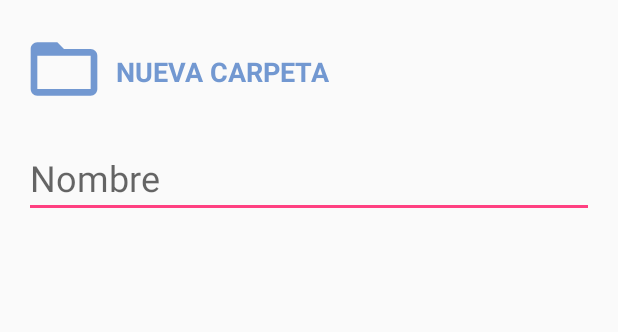
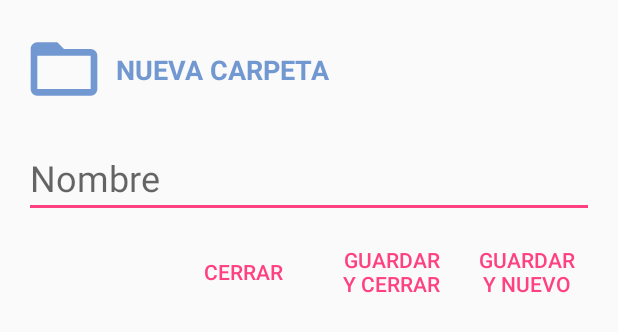
Before and after one commit to cesarpazguzman/auto_learning_words_apk, an Android app: the layout dialog_folder.xml on its own in the app's theme, with its tools: preview values and no code run, on a phone screen of 412 x 824 dp. Shown: the top 332 px of the screen. Run offline under Robolectric (Android 15) with nearby library versions, the phone set to English and light mode, and no system bars.

Commit message:
Mejora código

```diff
--- a/src/main/res/layout/dialog_folder.xml
+++ b/src/main/res/layout/dialog_folder.xml
@@ -3,16 +3,14 @@
     xmlns:app="http://schemas.android.com/apk/res-auto"
     xmlns:tools="http://schemas.android.com/tools"
     android:layout_width="match_parent"
-    android:layout_height="wrap_content">
+    android:layout_height="match_parent">
 
     <ImageView
         android:id="@+id/icon_item_dialog"
         android:layout_width="53dp"
         android:layout_height="60dp"
-        android:layout_marginBottom="16dp"
         android:layout_marginStart="16dp"
         android:layout_marginTop="16dp"
-        app:layout_constraintBottom_toTopOf="@+id/et_item_original"
         app:layout_constraintStart_toStartOf="parent"
         app:layout_constraintTop_toTopOf="parent"
         app:srcCompat="@drawable/ic_folder_open_custom_24dp" />
@@ -21,28 +19,66 @@
         android:id="@+id/textView"
         android:layout_width="wrap_content"
         android:layout_height="wrap_content"
-        android:layout_marginBottom="16dp"
+        android:layout_marginBottom="8dp"
         android:layout_marginStart="8dp"
+        android:layout_marginTop="8dp"
         android:text="NUEVA CARPETA"
         android:textAlignment="center"
         android:textColor="@color/toolbar_text_color"
         android:textSize="18sp"
         android:textStyle="bold"
-        app:layout_constraintBottom_toBottomOf="@+id/icon_item_dialog"
-        app:layout_constraintStart_toEndOf="@+id/icon_item_dialog" />
+        app:layout_constraintBottom_toTopOf="@+id/et_folder_name"
+        app:layout_constraintStart_toEndOf="@+id/icon_item_dialog"
+        app:layout_constraintTop_toTopOf="parent" />
 
     <EditText
-        android:id="@+id/et_item_original"
+        android:id="@+id/et_folder_name"
         android:layout_width="match_parent"
         android:layout_height="wrap_content"
-        android:layout_marginBottom="16dp"
         android:layout_marginEnd="16dp"
         android:layout_marginStart="16dp"
+        android:layout_marginTop="16dp"
         android:hint="Nombre"
+        android:inputType="textCapSentences|textMultiLine"
+        android:maxLines="1"
         android:textSize="24sp"
-        android:maxLines="1"
-        android:inputType="textCapSentences|textMultiLine"
+        app:layout_constraintEnd_toEndOf="parent"
+        app:layout_constraintHorizontal_bias="0.0"
+        app:layout_constraintStart_toStartOf="parent"
+        app:layout_constraintTop_toBottomOf="@+id/icon_item_dialog" />
+
+    <Button
+        android:id="@+id/bt_save_new"
+        android:layout_width="90dp"
+        android:layout_height="wrap_content"
+        android:layout_marginBottom="8dp"
+        android:layout_marginEnd="16dp"
+        android:layout_marginTop="8dp"
+        android:text="@string/button2_dialog_new"
+        android:theme="@style/PrimaryFlatButton"
         app:layout_constraintBottom_toBottomOf="parent"
         app:layout_constraintEnd_toEndOf="parent"
-        app:layout_constraintStart_toStartOf="parent" />
+        app:layout_constraintTop_toBottomOf="@+id/et_folder_name"
+        app:layout_constraintVertical_bias="0.0" />
+
+    <Button
+        android:id="@+id/bt_save_close"
+        android:layout_width="90dp"
+        android:layout_height="wrap_content"
+        android:text="@string/button1_dialog_new"
+        android:theme="@style/PrimaryFlatButton"
+        app:layout_constraintBaseline_toBaselineOf="@+id/bt_save_new"
+        app:layout_constraintEnd_toStartOf="@+id/bt_save_new" />
+
+    <Button
+        android:id="@+id/bt_close_item"
+        android:layout_width="80dp"
+        android:layout_height="51dp"
+        android:layout_marginBottom="8dp"
+        android:layout_marginEnd="12dp"
+        android:gravity="bottom"
+        android:text="CERRAR"
+        android:theme="@style/PrimaryFlatButton"
+        app:layout_constraintBottom_toBottomOf="@+id/bt_save_close"
+        app:layout_constraintEnd_toStartOf="@+id/bt_save_close" />
 </android.support.constraint.ConstraintLayout>
--- a/src/main/res/layout/dialog_item.xml
+++ b/src/main/res/layout/dialog_item.xml
@@ -170,10 +170,12 @@
         android:id="@+id/bt_close_item"
         android:layout_width="80dp"
         android:layout_height="51dp"
-        android:layout_marginEnd="16dp"
+        android:layout_marginBottom="8dp"
+        android:layout_marginEnd="8dp"
+        android:gravity="bottom"
         android:text="CERRAR"
         android:theme="@style/PrimaryFlatButton"
-        app:layout_constraintBaseline_toBaselineOf="@+id/bt_save_close"
+        app:layout_constraintBottom_toBottomOf="@+id/bt_save_close"
         app:layout_constraintEnd_toStartOf="@+id/bt_save_close" />
 
 </android.support.constraint.ConstraintLayout>
```
Also changed, not shown: src/main/java/com/personales/proyectos/autolearningwords/Dialogs/folder_dialog.java (added, +120 -0 lines), src/main/java/com/personales/proyectos/autolearningwords/Dialogs/item_dialog.java (+1 -14 lines), src/main/java/com/personales/proyectos/autolearningwords/MainActivity.java (+41 -22 lines).
